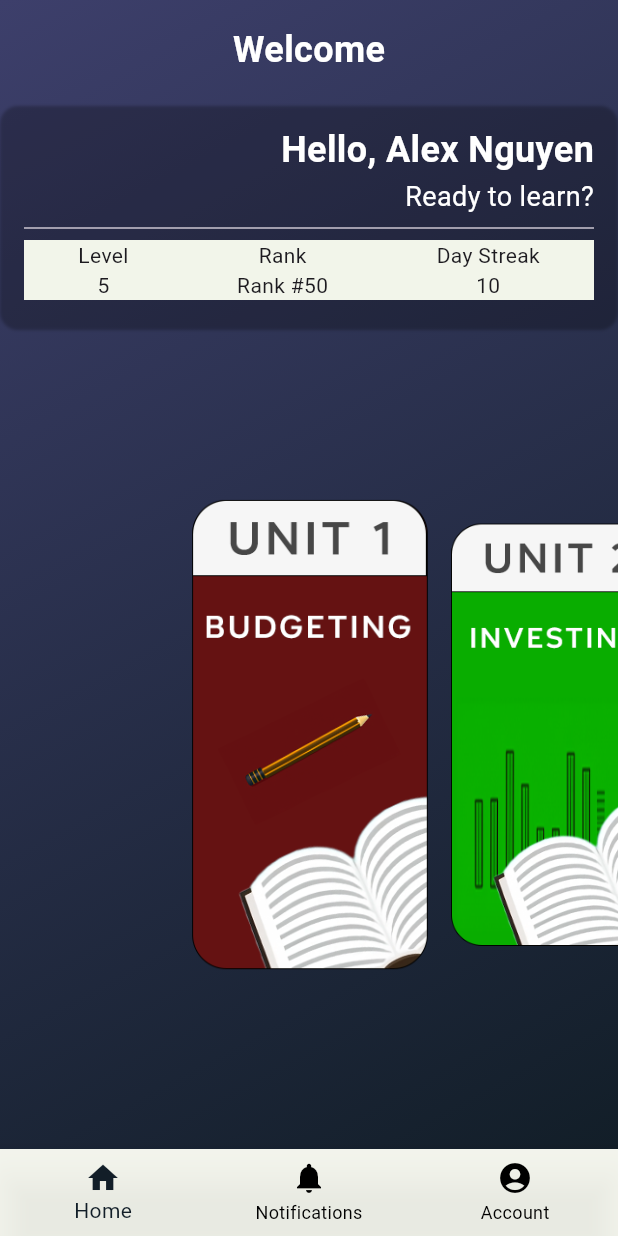
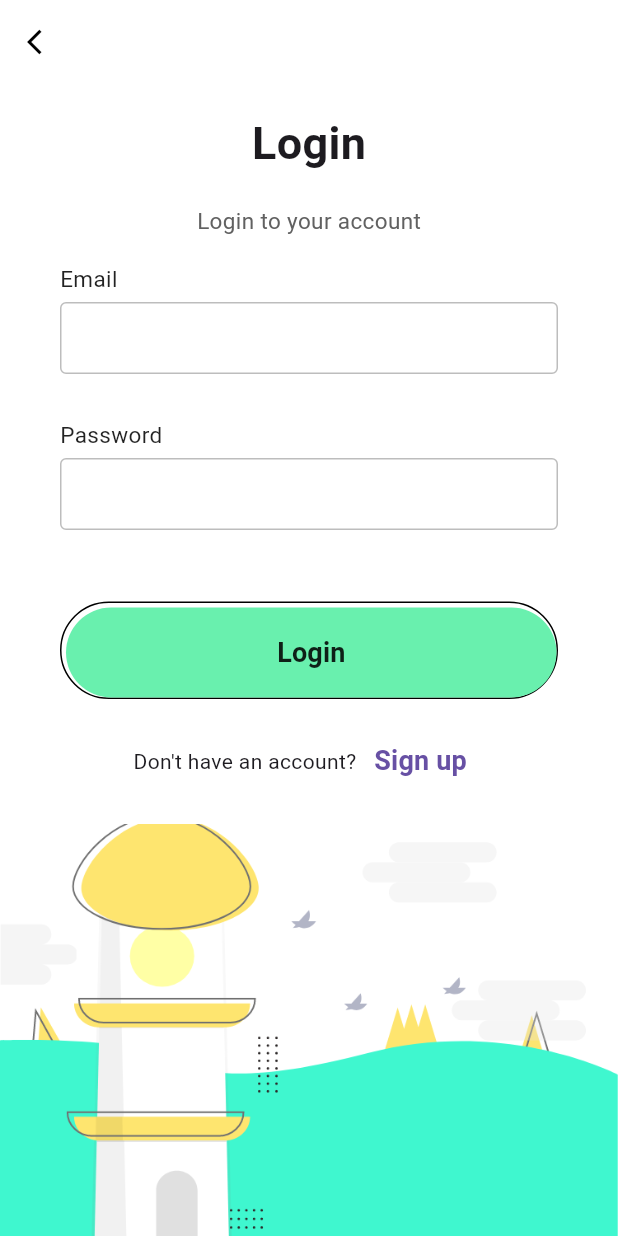
Before and after one commit to crxticals/FinLit-Dev, a Flutter app: the screen it shows after launch, on a phone screen of 412 x 824 dp. Run offline on Flutter 3.47's test engine with Material 3 defaults, Android fonts, the phone set to English and light mode, and no system bars; our stand-ins replace animate_do, carousel_slider, cloud_firestore, firebase_auth, firebase_core, fluttertoast; accounts and stored records are empty.

Commit message:
Integrated a working accounts system. User Data has yet to be implemented.

```diff
--- a/analysis_options.yaml
+++ b/analysis_options.yaml
@@ -7,6 +7,10 @@
 
 # The following line activates a set of recommended lints for Flutter apps,
 # packages, and plugins designed to encourage good coding practices.
+analyzer:
+  errors:
+    unused_import: ignore
+    avoid_print: ignore
 include: package:flutter_lints/flutter.yaml
 
 linter:
--- a/assets/user_data.json
+++ b/assets/user_data.json
@@ -13,7 +13,7 @@
       "language": "en"
     },
     "progressStatus":{
-      "Unit1": 999999999,
+      "Unit1": 0,
       "Unit2": 0,
       "Unit3": 0,
       "Unit4": 0,
--- a/lib/pages/class_stuff2.dart
+++ b/lib/pages/class_stuff2.dart
@@ -1,4 +1,5 @@
 import 'dart:convert';
+import 'package:flutter/foundation.dart';
 import 'package:flutter/material.dart';
 import 'package:flutter/services.dart' as rootBundle;
 import 'package:carousel_slider/carousel_slider.dart';
@@ -62,7 +63,9 @@ class ContentListScreenState extends State<ContentListScreen> {
         lessonContent = data['lessons'][widget.interlessonindex];
       });
     } catch (e) {
-      print('Error loading lesson: $e');
+      if (kDebugMode) {
+        print('Error loading lesson: $e');
+      }
     }
   }
 
--- /dev/null
+++ b/lib/pages/login.dart
@@ -0,0 +1,165 @@
+// ignore_for_file: unused_local_variable, unused_catch_clause
+
+import 'package:animate_do/animate_do.dart';
+import 'package:flutter/material.dart';
+import 'package:firebase_auth/firebase_auth.dart';
+import 'package:project_name/pages/signup.dart';
+
+class LoginPage extends StatelessWidget {
+  final TextEditingController emailController = TextEditingController();
+  final TextEditingController passwordController = TextEditingController();
+  final GlobalKey<ScaffoldMessengerState> scaffoldMessengerKey = GlobalKey<ScaffoldMessengerState>();
+
+  LoginPage({super.key});
+
+  @override
+  Widget build(BuildContext context) {
+    return ScaffoldMessenger(
+      key: scaffoldMessengerKey,
+      child: Scaffold(
+        resizeToAvoidBottomInset: false,
+        backgroundColor: Colors.white,
+        appBar: AppBar(
+          elevation: 0,
+          backgroundColor: Colors.white,
+          leading: IconButton(
+            onPressed: () {
+              Navigator.pop(context);
+            },
+            icon: Icon(Icons.arrow_back_ios, size: 20, color: Colors.black,),
+          ),
+        ),
+        body: SizedBox(
+          height: MediaQuery.of(context).size.height,
+          width: double.infinity,
+          child: Column(
+            mainAxisAlignment: MainAxisAlignment.spaceBetween,
+            children: <Widget>[
+              Expanded(
+                child: Column(
+                  mainAxisAlignment: MainAxisAlignment.spaceEvenly,
+                  children: <Widget>[
+                    Column(
+                      children: <Widget>[
+                        FadeInUp(duration: Duration(milliseconds: 1000), child: Text("Login", style: TextStyle(
+                          fontSize: 30,
+                          fontWeight: FontWeight.bold
+                        ),)),
+                        SizedBox(height: 20,),
+                        FadeInUp(duration: Duration(milliseconds: 1200), child: Text("Login to your account", style: TextStyle(
+                          fontSize: 15,
+                          color: Colors.grey[700]
+                        ),)),
+                      ],
+                    ),
+                    Padding(
+                      padding: EdgeInsets.symmetric(horizontal: 40),
+                      child: Column(
+                        children: <Widget>[
+                          FadeInUp(duration: Duration(milliseconds: 1200), child: makeInput(label: "Email", controller: emailController)),
+                          FadeInUp(duration: Duration(milliseconds: 1300), child: makeInput(label: "Password", obscureText: true, controller: passwordController)),
+                        ],
+                      ),
+                    ),
+                    FadeInUp(duration: Duration(milliseconds: 1400), child: Padding(
+                      padding: EdgeInsets.symmetric(horizontal: 40),
+                      child: Container(
+                        padding: EdgeInsets.only(top: 3, left: 3),
+                        decoration: BoxDecoration(
+                          borderRadius: BorderRadius.circular(50),
+                          border: Border(
+                            bottom: BorderSide(color: Colors.black),
+                            top: BorderSide(color: Colors.black),
+                            left: BorderSide(color: Colors.black),
+                            right: BorderSide(color: Colors.black),
+                          )
+                        ),
+                        child: MaterialButton(
+                          minWidth: double.infinity,
+                          height: 60,
+                          onPressed: () async {
+                            try {
+                              UserCredential userCredential = await FirebaseAuth.instance.signInWithEmailAndPassword(
+                                email: emailController.text,
+                                password: passwordController.text,
+                              );
+                              // Navigate to your home page or dashboard
+                            } on FirebaseAuthException catch (e) {
+                              scaffoldMessengerKey.currentState?.showSnackBar(
+                                SnackBar(content: Text("Email or password isn't a match"))
+                              );
+                            }
+                          },
+                          color: Colors.greenAccent,
+                          elevation: 0,
+                          shape: RoundedRectangleBorder(
+                            borderRadius: BorderRadius.circular(50)
+                          ),
+                          child: Text("Login", style: TextStyle(
+                            fontWeight: FontWeight.w600,
+                            fontSize: 18
+                          ),),
+                        ),
+                      ),
+                    )),
+                    FadeInUp(duration: Duration(milliseconds: 1500), child: Row(
+                      mainAxisAlignment: MainAxisAlignment.center,
+                      children: <Widget>[
+                        Text("Don't have an account?"),
+                        TextButton(
+                          onPressed: () {
+                            Navigator.push(context, MaterialPageRoute(builder: (context) => SignupPage()));
+                          },
+                          child: Text("Sign up", style: TextStyle(
+                            fontWeight: FontWeight.w600, fontSize: 18
+                          ),),
+                        ),
+                      ],
+                    ))
+                  ],
+                ),
+              ),
+              FadeInUp(duration: Duration(milliseconds: 1200), child: Container(
+                height: MediaQuery.of(context).size.height / 3,
+                decoration: BoxDecoration(
+                  image: DecorationImage(
+                    image: AssetImage('assets/background.png'),
+                    fit: BoxFit.cover
+                  )
+                ),
+              ))
+            ],
+          ),
+        ),
+      ),
+    );
+  }
+
+  Widget makeInput({label, obscureText = false, required TextEditingController controller}) {
+    return Column(
+      crossAxisAlignment: CrossAxisAlignment.start,
+      children: <Widget>[
+        Text(label, style: TextStyle(
+          fontSize: 15,
+          fontWeight: FontWeight.w400,
+          color: Colors.black87
+        ),),
+        SizedBox(height: 5,),
+        TextField(
+          controller: controller,
+          obscureText: obscureText,
+          decoration: InputDecoration(
+            contentPadding: EdgeInsets.symmetric(vertical: 0, horizontal: 10),
+            enabledBorder: OutlineInputBorder(
+              borderSide: BorderSide(color: Colors.grey.shade400)
+            ),
+            border: OutlineInputBorder(
+              borderSide: BorderSide(color: Colors.grey.shade400)
+            ),
+          ),
+        ),
+        SizedBox(height: 30,),
+      ],
+    );
+  }
+}
--- a/lib/pages/main.dart
+++ b/lib/pages/main.dart
@@ -6,8 +6,8 @@ import 'package:flutter_localizations/flutter_localizations.dart';
 import 'package:project_name/firebase_options.dart';
 import 'package:project_name/pages/homepage.dart';
 import 'package:project_name/pages/homepage_desktop.dart';
-import 'package:project_name/pages/migrate_data.dart';
-
+import 'package:project_name/pages/login.dart';
+import 'package:firebase_auth/firebase_auth.dart';
 
 Future<void> main() async {
   WidgetsFlutterBinding.ensureInitialized();
@@ -33,8 +33,14 @@ class MyApp extends StatelessWidget {
         Locale('en', ''), // English
         Locale('vi', ''), // Vietnamese
       ],
-      home: Builder(
-        builder: (context) {
+      home: StreamBuilder<User?>(
+        stream: FirebaseAuth.instance.authStateChanges(),
+        builder: (context, snapshot) {
+          if (snapshot.connectionState == ConnectionState.active) {
+            User? user = snapshot.data;
+            if (user == null) {
+              return LoginPage(); // User is not signed in
+            } else {
               return LayoutBuilder(
                 builder: (context, constraints) {
                   if (constraints.maxWidth > constraints.maxHeight) {
@@ -44,6 +50,11 @@ class MyApp extends StatelessWidget {
                   }
                 },
               );
+            }
+          } else {
+            // While checking the user's authentication state
+            return Center(child: CircularProgressIndicator());
+          }
         },
       ),
     );
--- a/pubspec.yaml
+++ b/pubspec.yaml
@@ -37,6 +37,9 @@ dependencies:
   cupertino_icons: ^1.0.8
   carousel_slider: ^5.0.0
   auto_localized: ^1.3.3
+  firebase_auth: ^5.3.3
+  animate_do: ^3.3.4
+  fluttertoast: ^8.2.8
 
 dev_dependencies:
   flutter_test:
@@ -63,6 +66,9 @@ flutter:
     - assets/Unit5.json
     - assets/Unit6.json
     - assets/user_data.json
+    - assets/background.png
+    - assets/Illustration.png
+    - assets/profile.jpeg
 
   # The following line ensures that the Material Icons font is
   # included with your application, so that you can use the icons in
```
Also changed, not shown: lib/pages/auth_service.dart (added, +108 -0 lines), lib/pages/homepage.dart (+22 -2 lines), lib/pages/homepage_desktop.dart (+145 -30 lines), lib/pages/signup.dart (added, +154 -0 lines), assets/Illustration.png (added), assets/background.png (added), assets/profile.jpeg (added), pubspec.lock, 3 other files. Lines whose indentation alone changed are shown as unchanged.
